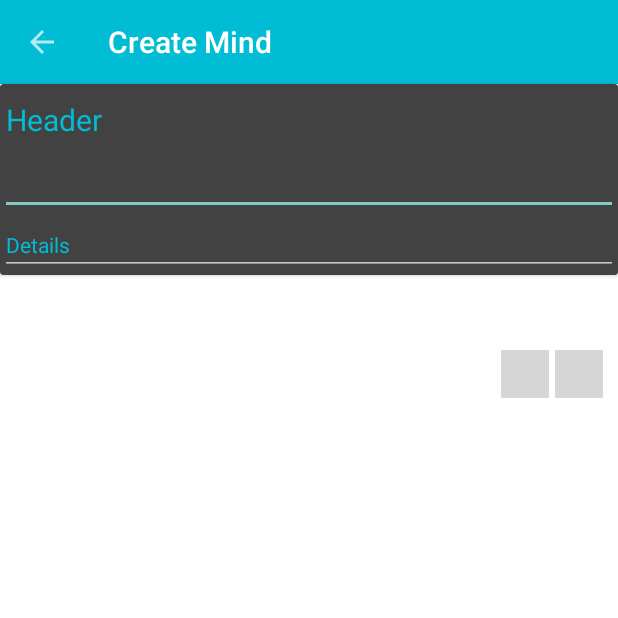
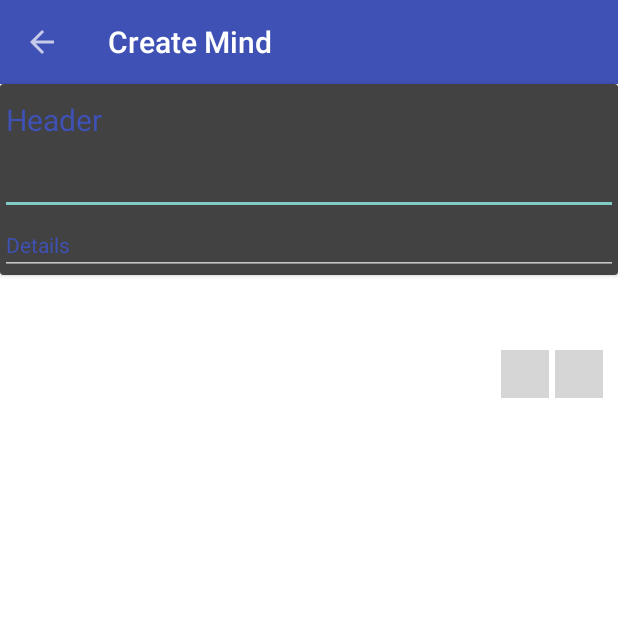
Before and after one commit to fromthesecond/Minder, an Android app: the CreateNoteActivity screen opened directly, with no data from a screen before it, on a phone screen of 412 x 824 dp, the top half of it. Run offline under Robolectric (Android 15) with nearby library versions, the phone set to English and light mode, and no system bars; libraries missing offline, so code that uses them is left out: com.gc.materialdesign, com.readystatesoftware.systembartint; plain views replace ButtonFlat, ButtonRectangle; 4 statements that could not run were skipped; grey boxes are pictures that could not be loaded.

Commit message:
Added colored status bar, refactor code. Beta v. 0.5

```diff
--- a/app/build.gradle
+++ b/app/build.gradle
@@ -25,4 +25,6 @@ dependencies {
     compile 'com.melnykov:floatingactionbutton:1.1.0'
     compile 'com.android.support:cardview-v7:+'
     compile 'com.github.navasmdc:MaterialDesign:1.+@aar'
+    compile 'com.readystatesoftware.systembartint:systembartint:1.0.3'
+
 }
--- a/app/src/main/java/com/fireblink/minder/CreateNoteActivity.java
+++ b/app/src/main/java/com/fireblink/minder/CreateNoteActivity.java
@@ -2,6 +2,7 @@ package com.fireblink.minder;
 
 import android.app.Activity;
 import android.content.Intent;
+import android.graphics.Color;
 import android.support.v4.app.NavUtils;
 import android.support.v7.app.ActionBarActivity;
 import android.os.Bundle;
@@ -13,6 +14,7 @@ import android.widget.EditText;
 import android.widget.Toast;
 
 import com.gc.materialdesign.widgets.SnackBar;
+import com.readystatesoftware.systembartint.SystemBarTintManager;
 
 
 public class CreateNoteActivity extends ActionBarActivity {
@@ -25,6 +27,10 @@ public class CreateNoteActivity extends ActionBarActivity {
     protected void onCreate(Bundle savedInstanceState) {
         super.onCreate(savedInstanceState);
         setContentView(R.layout.activity_create_note);
+        SystemBarTintManager tintManager = new SystemBarTintManager(this);
+        tintManager.setStatusBarTintEnabled(true);
+        tintManager.setNavigationBarTintEnabled(true);
+        tintManager.setTintColor(getResources().getColor(R.color.colorPrimaryDarkBlue700));
         toolbar = (Toolbar) findViewById(R.id.customToolbar);
         if (toolbar != null) {
             setSupportActionBar(toolbar);
@@ -42,14 +48,12 @@ public class CreateNoteActivity extends ActionBarActivity {
         body = (EditText) findViewById(R.id.body);
         name.setHint("Header");
         body.setHint("Details");
-        name.setHintTextColor(getResources().getColor(R.color.colorPrimary));
-        body.setHintTextColor(getResources().getColor(R.color.colorPrimary));
+        name.setHintTextColor(getResources().getColor(R.color.colorPrimaryBlue500));
+        body.setHintTextColor(getResources().getColor(R.color.colorPrimaryBlue500));
     }
 
     @Override
     public boolean onCreateOptionsMenu(Menu menu) {
-        // Inflate the menu; this adds items to the action bar if it is present.
-        //getMenuInflater().inflate(R.menu.menu_create_note, menu);
         return true;
     }
 
@@ -81,6 +85,7 @@ public class CreateNoteActivity extends ActionBarActivity {
 
     public void cancelButton (View v) {
         startActivity(new Intent(this, MainActivity.class));
+        finish();
     }
 
     public void createMind (View v) {
--- a/app/src/main/res/layout/activity_create_note.xml
+++ b/app/src/main/res/layout/activity_create_note.xml
@@ -1,5 +1,4 @@
 <LinearLayout xmlns:android="http://schemas.android.com/apk/res/android"
-    xmlns:fab="http://schemas.android.com/apk/res-auto"
     xmlns:card_view="http://schemas.android.com/tools"
     android:layout_width="match_parent"
     android:layout_height="match_parent"
@@ -16,7 +15,7 @@
         android:layout_height="wrap_content"
         android:id="@+id/cardEditTitle"
         card_view:cardCornerRadius="8dp"
-        card_view:cardBackgroundColor="#fafafa"
+        card_view:cardBackgroundColor="@color/cardBackgroundColor"
         android:padding="8dp">
 
     <LinearLayout
@@ -53,7 +52,7 @@
             android:id="@+id/button"
             android:layout_width="wrap_content"
             android:layout_height="match_parent"
-            android:background="#00bcd4"
+            android:background="@color/colorPrimaryBlue500"
             android:onClick="cancelButton"
             android:text="@string/cancel"
             android:layout_marginRight="4dp" />
@@ -62,7 +61,7 @@
             android:id="@+id/button2"
             android:layout_width="wrap_content"
             android:layout_height="wrap_content"
-            android:background="#00bcd4"
+            android:background="@color/colorPrimaryBlue500"
             android:onClick="createMind"
             android:text="@string/save" />
     </LinearLayout>
--- a/app/src/main/res/layout/activity_main.xml
+++ b/app/src/main/res/layout/activity_main.xml
@@ -16,6 +16,6 @@
         android:layout_margin="16dp"
         android:onClick="onFloatingButtonClick"
         android:src="@drawable/ic_add_white_24dp"
-        fab:fab_colorNormal="#e91e63"
-        fab:fab_colorPressed="#00bcd4" />
+        fab:fab_colorNormal="@color/floatButtonMainColor"
+        fab:fab_colorPressed="@color/floatButtonSecondaryColor" />
 </FrameLayout>
--- a/app/src/main/res/layout/toolbar.xml
+++ b/app/src/main/res/layout/toolbar.xml
@@ -2,7 +2,7 @@
 <android.support.v7.widget.Toolbar
     android:layout_height="wrap_content"
     android:layout_width="match_parent"
-    android:background="@color/colorPrimary"
+    android:background="@color/colorPrimaryBlue500"
     android:theme="@style/ToolBarCustom"
     xmlns:android="http://schemas.android.com/apk/res/android">
 
--- a/app/src/main/res/values/colors.xml
+++ b/app/src/main/res/values/colors.xml
@@ -1,5 +1,9 @@
 <?xml version="1.0" encoding="utf-8"?>
 <resources>
-    <color name="colorPrimary">#00bcd4</color>
-    <color name="colorPrimaryDark">#00acc1</color>
+    <color name="colorPrimaryBlue500">#3f51b5</color>
+    <color name="colorPrimaryDarkBlue700">#303f9f</color>
+    <color name="colorWhite">#fafafa</color>
+    <color name="floatButtonMainColor">#e91e63</color>
+    <color name="floatButtonSecondaryColor">@color/colorPrimaryBlue500</color>
+    <color name="colorBlack">#263238</color>
 </resources>
--- a/app/src/main/res/values/styles.xml
+++ b/app/src/main/res/values/styles.xml
@@ -1,9 +1,9 @@
 <resources>
-
-    <!-- Base application theme. -->
     <style name="AppTheme" parent="Theme.AppCompat.Light.DarkActionBar">
-        <!-- Customize your theme here. -->
-        <item name="colorPrimary">#00bcd4</item>
+        <item name="colorPrimary">@color/colorPrimaryBlue500</item>
+        <item name="android:windowTranslucentStatus">true</item>
+        <item name="android:fitsSystemWindows">true</item>
+        <item name="android:clipToPadding">false</item>
         <item name="android:textSize">14sp</item>
     </style>
     <style name="titleStyle" parent="Base.TextAppearance.Widget.AppCompat.Toolbar.Title">
@@ -12,30 +12,32 @@
     <style name="flatButton" parent="Widget.AppCompat.ActionButton">
         <item name="android:width">80dp</item>
         <item name="android:height">36dp</item>
-        <item name="android:textColor">#03a9f4</item>
+        <item name="android:textColor">@color/colorPrimaryBlue500</item>
         <item name="android:paddingLeft">4dp</item>
         <item name="android:paddingRight">4dp</item>
     </style>
     <style name="raisedButton" parent="flatButton">
         <item name="android:textColor">#FFFFFF</item>
-        <item name="android:background">#00bcd4</item>
+        <item name="android:background">@color/colorPrimaryBlue500</item>
     </style>
     <style name="customEditText">
         <item name="android:textCursorDrawable">@null</item>
         <item name="android:textColor">#ff212121</item>
-        <item name="colorControlActivated">@color/colorPrimary</item>
+        <item name="colorControlActivated">@color/colorPrimaryBlue500</item>
         <item name="colorControlHighlight">#424242</item>
         <item name="android:textSize">20sp</item>
     </style>
     <style name="customEditText2" parent="customEditText">
         <item name="android:textSize">14sp</item>
-        <item name="android:editTextColor">#FFFFFF</item>
+        <item name="android:editTextColor">@color/colorWhite</item>
         <item name="colorControlHighlight">#424242</item>
     </style>
     <style name="ToolBarCustom" parent="Theme.AppCompat.NoActionBar">
-        <item name="colorPrimary">@color/colorPrimary</item>
-        <item name="colorPrimaryDark">@color/colorPrimaryDark</item>
+        <item name="colorPrimary">@color/colorPrimaryBlue500</item>
         <item name="android:windowActionBar">false</item>
         <item name="android:windowNoTitle">true</item>
+        <item name="android:windowTranslucentStatus">true</item>
+        <item name="android:fitsSystemWindows">true</item>
+        <item name="android:clipToPadding">false</item>
     </style>
 </resources>
```
Also changed, not shown: app/src/main/java/com/fireblink/minder/MainActivity.java (+5 -3 lines), app/src/main/java/com/fireblink/minder/ViewMindActivity.java (+7 -13 lines), app/src/main/res/layout/activity_view_mind.xml (+8 -12 lines), 1 other file.
